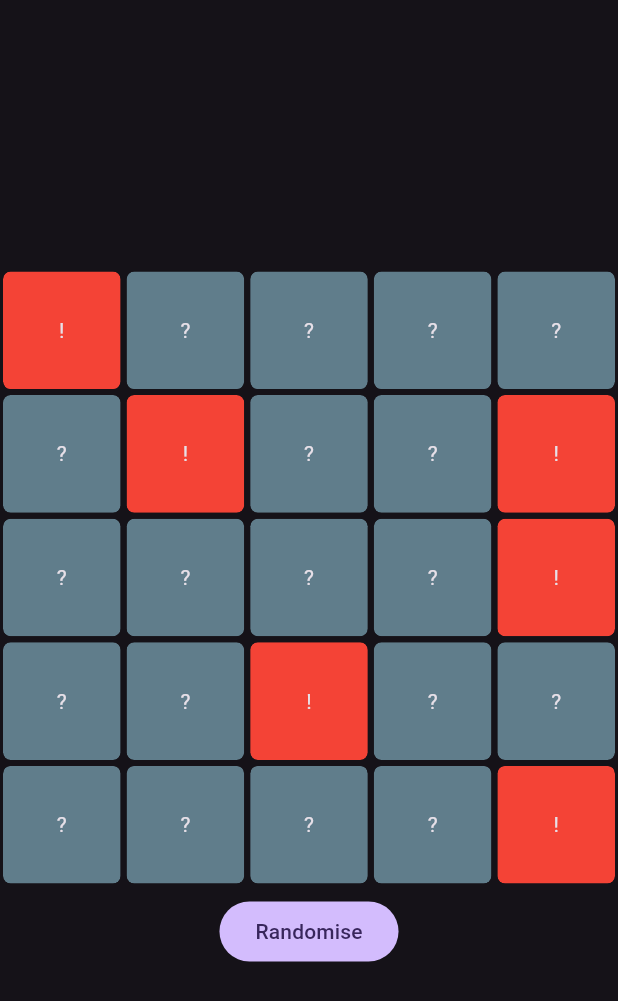
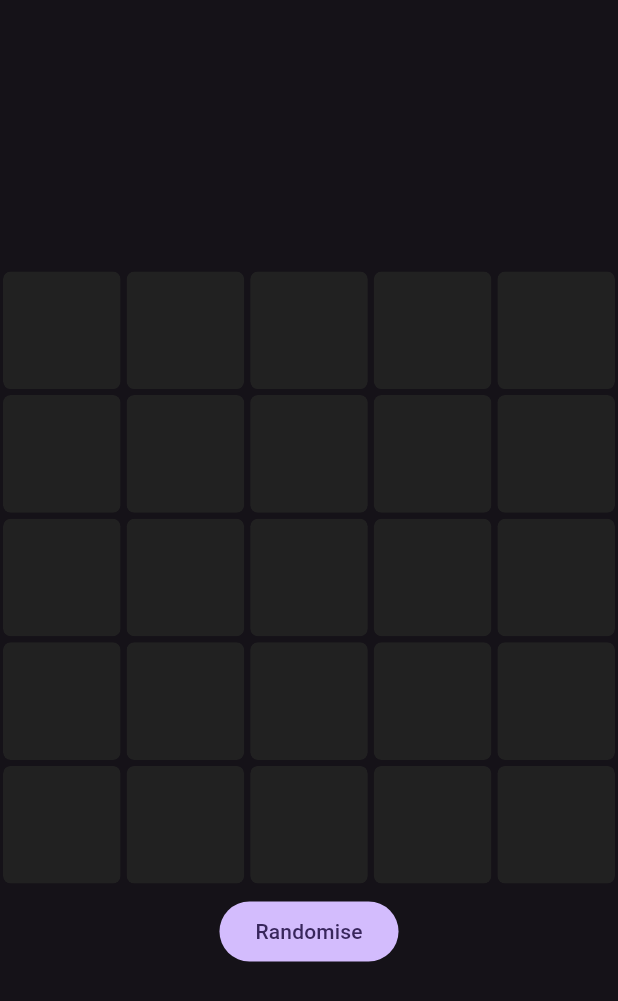
Before and after one commit to zeeshanok/minesweeper, a Flutter app: the screen it shows after launch, on a phone screen of 412 x 824 dp. Shown: the top 1001 px of the screen. Run offline on Flutter 3.47's test engine with Material 2 defaults, Android fonts, the phone set to English and light mode, and no system bars.

Commit message:
added some colour

```diff
--- a/lib/logic/cell.dart
+++ b/lib/logic/cell.dart
@@ -1,5 +1,6 @@
 import 'package:flutter/material.dart';
 import 'package:flutter/physics.dart';
+import 'package:flutter/scheduler.dart';
 import 'package:minesweeper/logic/minesweeper.dart';
 
 class MinesweeperCell extends StatefulWidget {
@@ -17,10 +18,20 @@ class _MinesweeperCellState extends State<MinesweeperCell>
   double verticalOffset = 0;
   bool isDragging = false;
 
+  final GlobalKey key = GlobalKey();
+
+  late final double widgetHeight;
+
+  bool isOpened = false;
+
   @override
   void initState() {
     super.initState();
     controller = AnimationController.unbounded(vsync: this);
+    SchedulerBinding.instance.addPostFrameCallback(
+      (timeStamp) =>
+          setState(() => widgetHeight = key.currentContext!.size!.height),
+    );
   }
 
   @override
@@ -42,9 +53,34 @@ class _MinesweeperCellState extends State<MinesweeperCell>
     });
   }
 
+  Color getBackgroundColor(Cell cell) {
+    if (!isOpened) {
+      return Colors.grey.shade900;
+    }
+    if (cell.isMine) {
+      return Colors.redAccent.shade400;
+    }
+
+    final d = {
+      0: Colors.grey.shade800,
+      1: Colors.blue.shade700,
+      2: Colors.green.shade700,
+      3: Colors.yellow.shade900,
+      4: Colors.red.shade900,
+      5: Colors.indigo.shade600,
+      6: Colors.pink.shade900,
+      7: Colors.deepOrange.shade900,
+      8: Colors.cyan.shade900,
+      9: Colors.deepPurple.shade900,
+    };
+    return d[cell.neighbouringMineCount]!;
+  }
+
   @override
   Widget build(BuildContext context) {
     return GestureDetector(
+      key: key,
+      onTap: () => setState(() => isOpened = !isOpened),
       onPanStart: (details) => setState(() {
         isDragging = true;
       }),
@@ -52,7 +88,11 @@ class _MinesweeperCellState extends State<MinesweeperCell>
           setState(() => verticalOffset += details.delta.dy),
       onPanEnd: (e) => onDragStop(),
       onPanCancel: () => onDragStop(),
-      child: Container(
+      child: Stack(
+        alignment: Alignment.center,
+        children: [
+          const Icon(Icons.flag_rounded, size: 30),
+          Container(
             margin: const EdgeInsets.all(2),
             child: AspectRatio(
               aspectRatio: 1.0,
@@ -61,22 +101,38 @@ class _MinesweeperCellState extends State<MinesweeperCell>
                 child: AnimatedBuilder(
                   animation: controller,
                   builder: (context, child) => Transform.translate(
-                  offset:
-                      Offset(0, isDragging ? verticalOffset : controller.value),
-                  child: child),
-              child: Container(
+                    offset: Offset(
+                      0,
+                      isDragging ? verticalOffset : controller.value,
+                    ),
+                    child: child,
+                  ),
+                  child: AnimatedContainer(
+                    duration: const Duration(milliseconds: 100),
                     decoration: BoxDecoration(
                       borderRadius: BorderRadius.circular(5),
-                  color: widget.cell.isMine ? Colors.red : Colors.blueGrey,
+                      color: getBackgroundColor(widget.cell),
                     ),
                     child: Center(
-                  child: Text(widget.cell.isMine ? "!" : "?"),
+                      child: Text(
+                        isOpened
+                            ? (widget.cell.isMine
+                                ? "!"
+                                : widget.cell.neighbouringMineCount.toString())
+                            : "",
+                        style: const TextStyle(
+                          fontSize: 24,
+                          fontWeight: FontWeight.bold,
                         ),
                       ),
                     ),
                   ),
                 ),
               ),
+            ),
+          ),
+        ],
+      ),
     );
   }
 }
--- a/lib/logic/minesweeper.dart
+++ b/lib/logic/minesweeper.dart
@@ -86,9 +86,9 @@ class Minesweeper {
       case Difficulty.easy:
         return Minesweeper.create(5, 5, 6);
       case Difficulty.intermediate:
-        return Minesweeper.create(9, 9, 14);
+        return Minesweeper.create(7, 7, 14);
       case Difficulty.hard:
-        return Minesweeper.create(12, 12, 30);
+        return Minesweeper.create(10, 10, 30);
     }
   }
   void _openSurrounding(int x, int y) {}
--- a/lib/widgets/board.dart
+++ b/lib/widgets/board.dart
@@ -34,7 +34,8 @@ class _MinesweeperBoardState extends State<MinesweeperBoard> {
           FilledButton(
             onPressed: () {
               setState(() {
-                game = Minesweeper.createWithDifficulty(Difficulty.easy);
+                game =
+                    Minesweeper.createWithDifficulty(Difficulty.intermediate);
               });
             },
             child: const Text("Randomise"),
```
Lines whose indentation alone changed are shown as unchanged.
